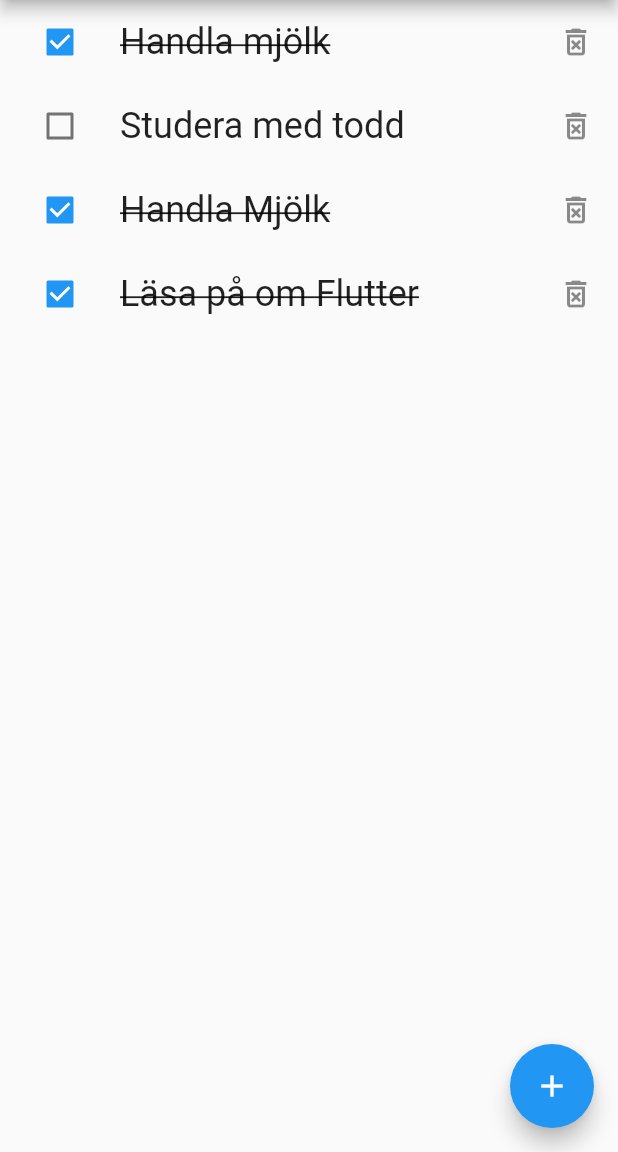
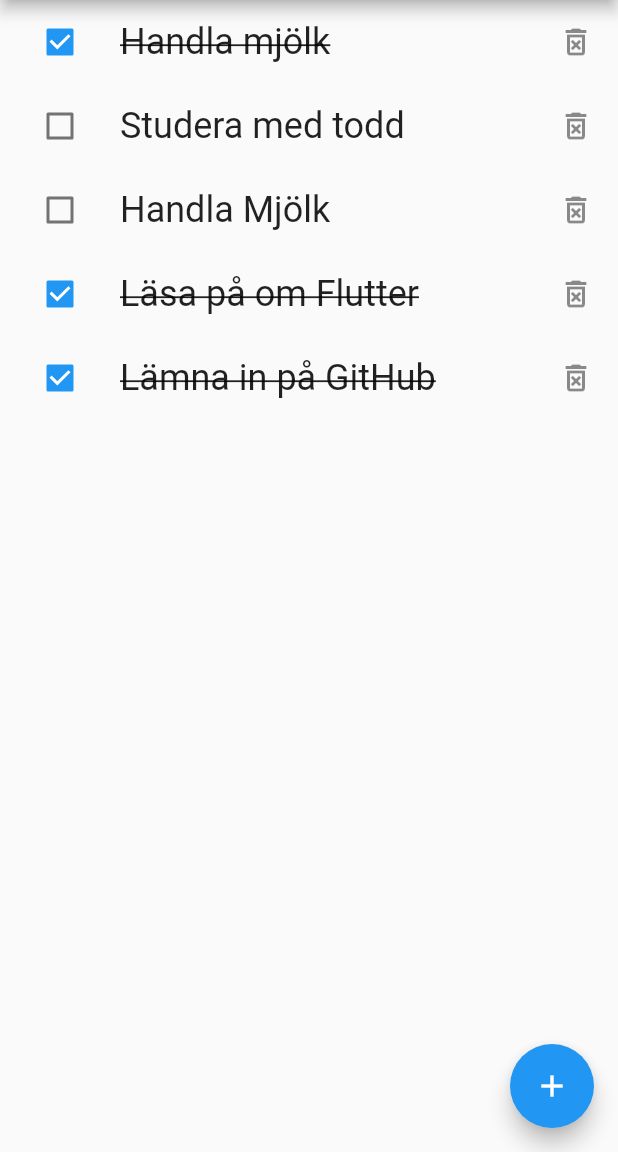
Before and after one commit to gu-tig169-ht21/gushallger, a Flutter app: the screen it shows after launch, on a phone screen of 412 x 824 dp, the part 84-1236 px from its top. Run offline on Flutter 3.47's test engine with Material 2 defaults, Android fonts, the phone set to English and light mode, and no system bars.

```diff
--- a/lib/main.dart
+++ b/lib/main.dart
@@ -35,8 +35,9 @@ class MainView extends StatelessWidget {
           //image(),
           item("Handla mjölk", true),
           item("Studera med todd", false),
-          item("Handla Mjölk", true),
+          item("Handla Mjölk", false),
           item("Läsa på om Flutter", true),
+          item("Lämna in på GitHub", true),
         ]),
       ),
     );
```
